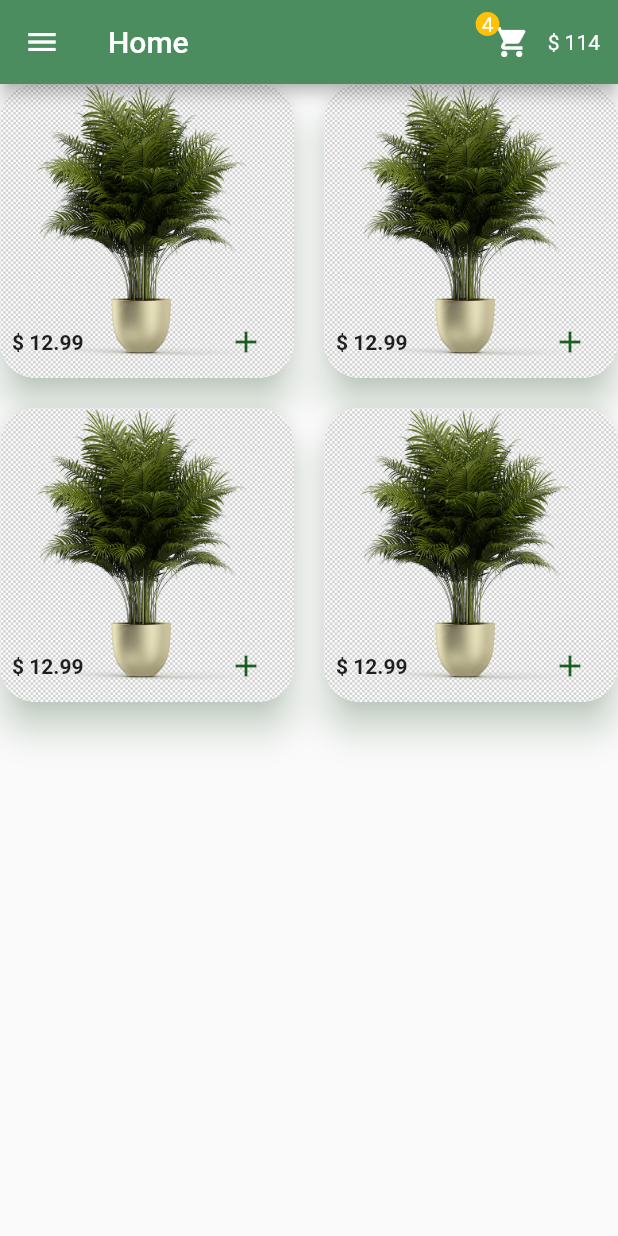
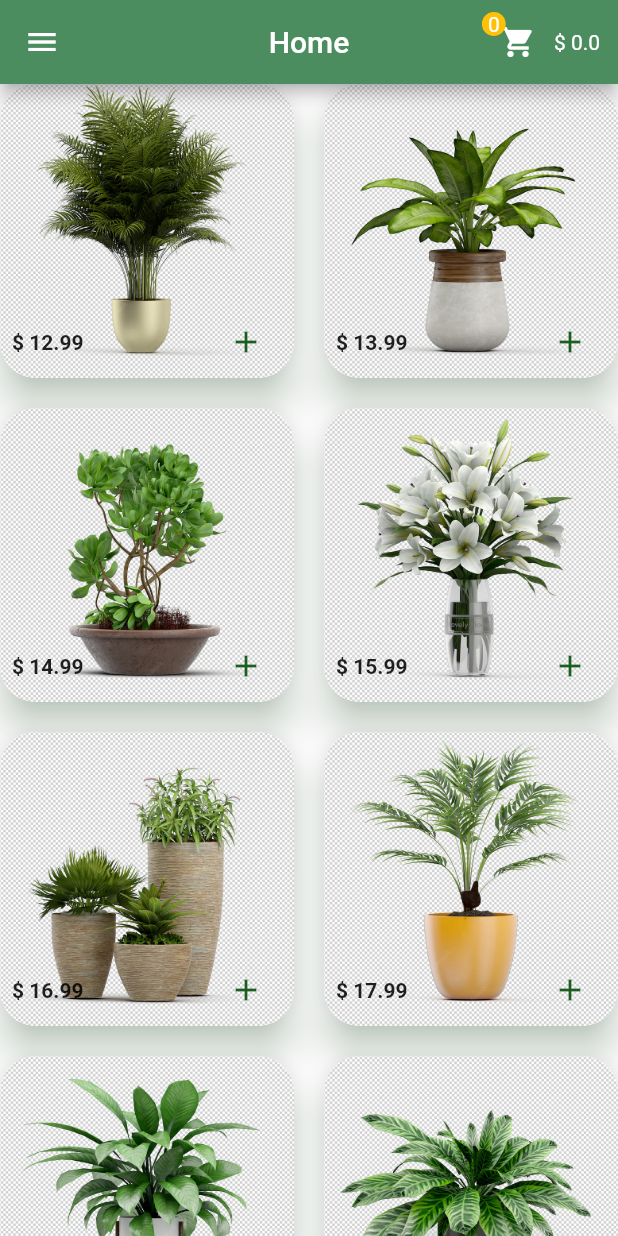
Before and after one commit to Scorpion645/MyOwnFlowerApp, a Flutter app: the screen it shows after launch, on a phone screen of 412 x 824 dp. Run offline on Flutter 3.47's test engine with Material 2 defaults, Android fonts, the light colour scheme and no system bars.

Commit message:
final all by me

```diff
--- /dev/null
+++ b/lib/Cart.dart
@@ -0,0 +1,19 @@
+import 'package:flowerappallbyme/Data.dart';
+import 'package:flutter/material.dart';
+
+class Cart with ChangeNotifier {
+  double totalPrice = 0;
+  List selectedItems = [];
+
+  Add(Item product) {
+    selectedItems.add(product);
+    totalPrice += product.itemPrice.round();
+    notifyListeners();
+  }
+
+  Remove(Item product) {
+    selectedItems.remove(product);
+    totalPrice -= product.itemPrice.round();
+    notifyListeners();
+  }
+}
--- /dev/null
+++ b/lib/Data.dart
@@ -0,0 +1,21 @@
+class Item {
+  String itemName;
+  String itemImage;
+  double itemPrice;
+
+  Item(
+      {required this.itemImage,
+      required this.itemName,
+      required this.itemPrice});
+}
+
+List items = [
+  Item(itemName: "product1", itemPrice: 12.99, itemImage: "assets/1.webp"),
+  Item(itemName: "product2", itemPrice: 13.99, itemImage: "assets/2.webp"),
+  Item(itemName: "product3", itemPrice: 14.99, itemImage: "assets/3.webp"),
+  Item(itemName: "product4", itemPrice: 15.99, itemImage: "assets/4.webp"),
+  Item(itemName: "product5", itemPrice: 16.99, itemImage: "assets/5.webp"),
+  Item(itemName: "product6", itemPrice: 17.99, itemImage: "assets/6.webp"),
+  Item(itemName: "product7", itemPrice: 18.99, itemImage: "assets/7.webp"),
+  Item(itemName: "product8", itemPrice: 19.99, itemImage: "assets/8.webp"),
+];
--- a/lib/home.dart
+++ b/lib/home.dart
@@ -1,5 +1,10 @@
+import 'package:flowerappallbyme/Data.dart';
+import 'package:flowerappallbyme/product_detials.dart';
 import 'package:flowerappallbyme/templates.dart';
 import 'package:flutter/material.dart';
+import 'package:provider/provider.dart';
+
+import 'Cart.dart';
 
 void main() {
   runApp(Home());
@@ -10,31 +15,53 @@ class Home extends StatelessWidget {
 
   @override
   Widget build(BuildContext context) {
+    final carrrt = Provider.of<Cart>(context);
     return MaterialApp(
         home: Scaffold(
       body: GridView.builder(
-        itemCount: 4,
-          gridDelegate:
-              SliverGridDelegateWithFixedCrossAxisCount(crossAxisCount: 2,mainAxisSpacing: 20, crossAxisSpacing: 20),
+          itemCount: items.length,
+          gridDelegate: SliverGridDelegateWithFixedCrossAxisCount(
+              crossAxisCount: 2, mainAxisSpacing: 20, crossAxisSpacing: 20),
           itemBuilder: (BuildContext context, int index) {
-            return GridTile(
-              footer: GridTileBar(
-                leading: Text('\$ 12.99', style: TextStyle(fontWeight: FontWeight.bold,),),
-                title: Text(' '),
-                trailing: IconButton(onPressed: (){},
-                  icon: Icon(Icons.add, color: Colors.green[900],)),
-              ),
+            return GestureDetector(
+              onTap: () {
+                Navigator.push(context, MaterialPageRoute(builder: (context) => Details(product: items[index]),));
+              },
+              child: GridTile(
+
+                footer: GridTileBar(
+                  leading: Text(
+                    '\$ ${items[index].itemPrice}',
+                    style: TextStyle(
+                      fontWeight: FontWeight.bold,
+                    ),
+                  ),
+                  title: Text(' '),
+                  trailing: IconButton(
+                      onPressed: () {
+                        carrrt.Add(items[index]);
+                      },
+                      icon: Icon(
+                        Icons.add,
+                        color: Colors.green[900],
+                      )),
+                ),
                 child: Material(
                   borderRadius: BorderRadius.circular(24),
-                  elevation: 10, shadowColor: Colors.green[100],
-                  child: ClipRRect(child: Image.asset('assets/1.webp',),borderRadius: BorderRadius.circular(24)),
+                  elevation: 10,
+                  shadowColor: Colors.green[100],
+                  child: ClipRRect(
+                      child: Image.asset(items[index].itemImage),
+                      borderRadius: BorderRadius.circular(24)),
                 ),
-                );
+              ),
+            );
           }),
       appBar: AppBar(
         title: Text('Home'),
+        centerTitle: true,
         backgroundColor: appbarGreen,
-        actions: [ItemsAndPrice(numberOfItems: '4', priceOfItems: '114')],
+        actions: [ItemsAndPrice()],
       ),
       drawer: Drawer(
         child: Column(
--- a/lib/templates.dart
+++ b/lib/templates.dart
@@ -1,4 +1,8 @@
+import 'package:flowerappallbyme/checkout.dart';
 import 'package:flutter/material.dart';
+import 'package:provider/provider.dart';
+
+import 'Cart.dart';
 
 const BTNgreen = Color.fromARGB(255, 73, 179, 105);
 const BTNpink = Color.fromARGB(255, 241, 39, 100);
@@ -63,21 +67,28 @@ class MyTextButton extends StatelessWidget {
 }
 
 class ItemsAndPrice extends StatelessWidget {
-  String numberOfItems;
-  String priceOfItems;
+  // dynamic numberOfItems;
+  // String priceOfItems;
 
-  ItemsAndPrice({
-      required this.numberOfItems,
-      required this.priceOfItems
-      });
+  // ItemsAndPrice({
+  //     required this.numberOfItems,
+  //     required this.priceOfItems
+  //     });
 
   @override
   Widget build(BuildContext context) {
+    final carrrt = Provider.of<Cart>(context);
+
     return Row(
       children: [
         Stack(
           children: [
-            IconButton(onPressed: () {}, icon: Icon(Icons.shopping_cart)),
+            IconButton(
+                onPressed: () {
+                  Navigator.push(context,
+                      MaterialPageRoute(builder: (context) => Checkout()));
+                },
+                icon: Icon(Icons.shopping_cart)),
             Positioned(
               top: 0,
               left: 0,
@@ -85,14 +96,14 @@ class ItemsAndPrice extends StatelessWidget {
                 padding: EdgeInsets.all(4),
                 decoration:
                     BoxDecoration(shape: BoxShape.circle, color: Colors.amber),
-                child: Text(numberOfItems),
+                child: Text('${carrrt.selectedItems.length}'),
               ),
             )
           ],
         ),
         Padding(
           padding: const EdgeInsets.only(right: 12.0),
-          child: Text("\$ ${priceOfItems}"),
+          child: Text("\$ ${carrrt.totalPrice}"),
         )
       ],
     );
--- a/pubspec.yaml
+++ b/pubspec.yaml
@@ -34,6 +34,7 @@ dependencies:
   # The following adds the Cupertino Icons font to your application.
   # Use with the CupertinoIcons class for iOS style icons.
   cupertino_icons: ^1.0.2
+  provider: ^6.0.3
 
 dev_dependencies:
   flutter_test:
```
Also changed, not shown: lib/checkout.dart (added, +41 -0 lines), lib/main.dart (+13 -12 lines), lib/product_detials.dart (added, +136 -0 lines), pubspec.lock.
